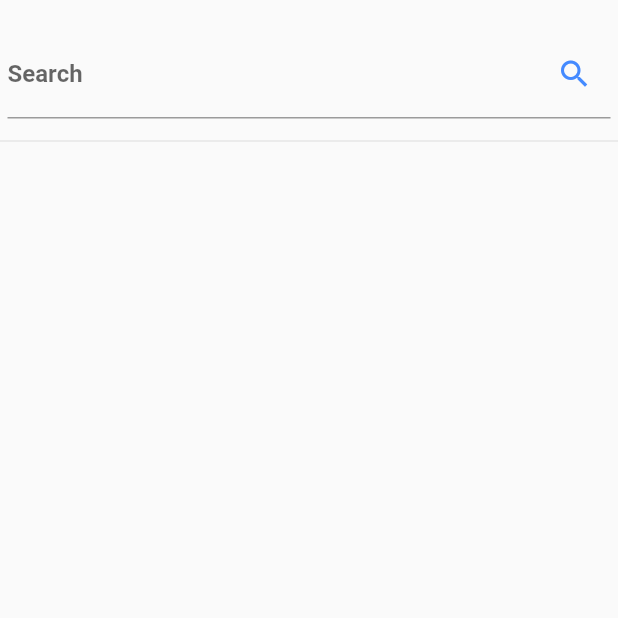
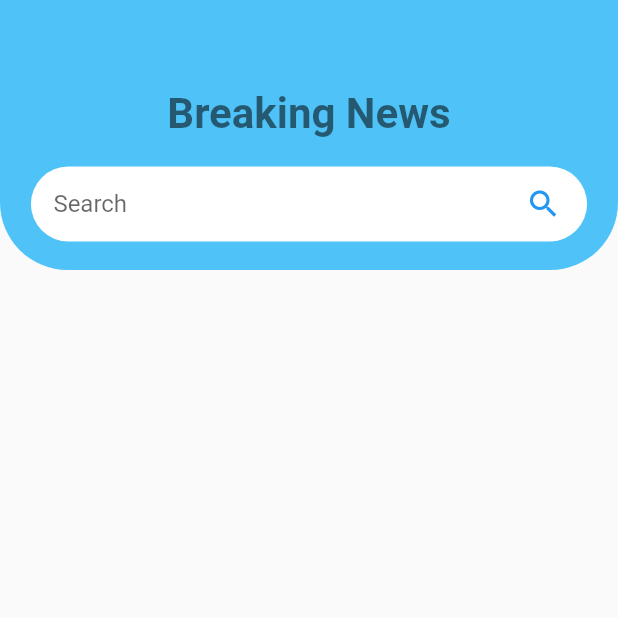
Before and after one commit to Trisnayudha/Breaking_News_Mobile, a Flutter app: the Search screen opened directly, on a phone screen of 412 x 824 dp, the top half of it. Run offline on Flutter 3.47's test engine with Material 2 defaults, Android fonts, the phone set to English and light mode, and no system bars; our stand-ins replace cloud_firestore, curved_navigation_bar, firebase_auth, firebase_core, firebase_storage, flutter_spinkit and 2 more; accounts and stored records are empty.

Commit message:
update desain seacrh terbaru

```diff
--- a/lib/views/search.dart
+++ b/lib/views/search.dart
@@ -1,4 +1,6 @@
 import 'package:flutter/material.dart';
+
+enum Condition { initial, processing, result }
 
 class Search extends StatefulWidget {
   @override
@@ -6,42 +8,112 @@ class Search extends StatefulWidget {
 }
 
 class _SearchState extends State<Search> {
-  bool _search = true;
+
+  TextEditingController keyword = TextEditingController();
+  // List<News> listNews = List<News>();
+  Condition condition = Condition.initial;
   @override
   Widget build(BuildContext context) {
+    var size = MediaQuery.of(context).size;
     return Scaffold(
-      body: Column(
-        children: [
-          Padding(
-            padding: const EdgeInsets.fromLTRB(5, 20, 5, 5),
-            child: TextFormField(
-                decoration: InputDecoration(
-              hintText: "Search",
-              suffixIcon: IconButton(
-                icon: Icon(_search ? Icons.search : Icons.cancel),
-                color: Colors.blueAccent,
-                onPressed: () {
-                  setState(() {
-                    _search = !_search;
-                  });
-                },
-              ),
-              focusedBorder: UnderlineInputBorder(
+      body: Container(
+        height: size.height,
+        width: size.width,
+        child: Column(
+          children: <Widget>[
+            headSection(size: size.width),
+            condition == Condition.initial
+                ? Container()
+                : condition == Condition.processing
+                    ? Expanded(
+                        child: Center(
+                          child: Text(
+                            'Please wait...',
+                            style: TextStyle(fontSize: 12),
+                          ),
+                        ),
+                      )
+                    : null
+                    // BodySection(
+                    //listNews: listNews,
+                    // )
+          ],
+        ),
+      ),
+    );
+  }
 
-                borderSide: BorderSide(
-                  color: Colors.blueAccent,
+  void clearText() {
+    setState(() {
+      keyword.clear();
+    });
+  }
+
+  Widget headSection({double size}) {
+    return Container(
+      padding: EdgeInsets.only(top: 40, left: 10, right: 10),
+      height: 180,
+      width: double.infinity,
+      decoration: BoxDecoration(
+        color: Colors.lightBlue[300],
+        borderRadius: BorderRadius.only(
+          bottomLeft: Radius.circular(45),
+          bottomRight: Radius.circular(45),
+        ),
+      ),
+      child: Column(
+        mainAxisAlignment: MainAxisAlignment.spaceEvenly,
+        crossAxisAlignment: CrossAxisAlignment.center,
+        children: <Widget>[
+          Text(
+            'Breaking News',
+            style: TextStyle(
+                fontSize: 28,
+                color: Colors.black54,
+                fontWeight: FontWeight.bold),
+          ),
+          Container(
+            padding: EdgeInsets.symmetric(horizontal: 5),
+            width: size * 0.9,
+            height: 50,
+            decoration: BoxDecoration(
+                borderRadius: BorderRadius.circular(45), color: Colors.white),
+            child: Row(
+              children: <Widget>[
+                Expanded(
+                  child: Padding(
+                    padding: EdgeInsets.only(left: 10),
+                    child: TextField(
+                      style: TextStyle(color: Colors.black87),
+                      cursorColor: Colors.black54,
+                      controller: keyword,
+                      decoration: InputDecoration(
+                        border: InputBorder.none,
+                        hintText: "Search",
+                      ),
+                    ),
+                  ),
                 ),
-              ),
-              labelText: "Search",
-              labelStyle: TextStyle(
-                fontWeight: FontWeight.bold,
-              ),
-            )),
-          ),
-          Divider(height: 20,),
-          //Page buat menampilkan hasil search
-
-
+                IconButton(
+                    icon: Icon(
+                      Icons.search,
+                      color: Colors.blue,
+                    ),
+                    onPressed: () {
+                      setState(() {
+                        condition = Condition.processing;
+                      });
+                      // service.getNews(keyword: keyword.text).then((value) {
+                      //   setState(() {
+                      //     listNews = value;
+                      //     condition = Condition.result;
+                      //   });
+                      // });
+                      clearText();
+                    })
+              ],
+            ),
+          )
         ],
       ),
     );
```
